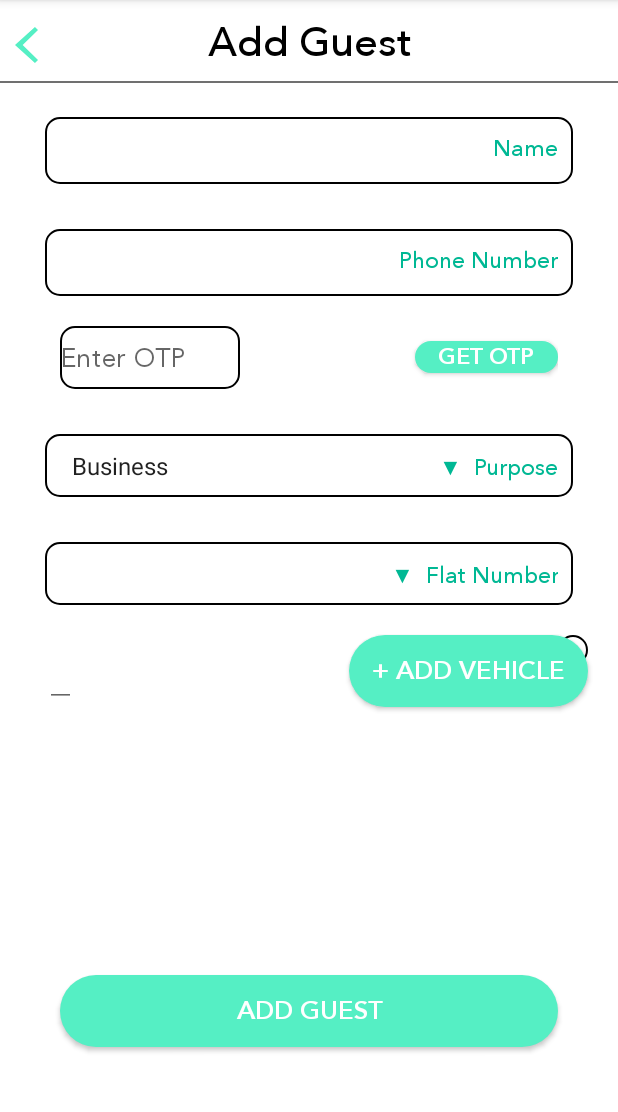
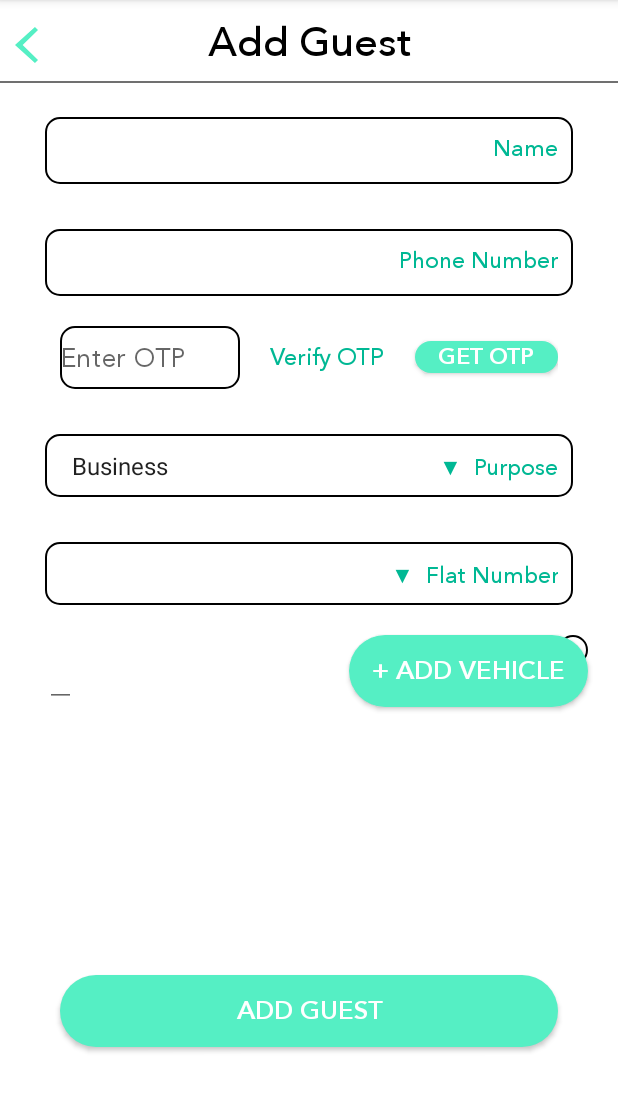
Before and after one commit to rgala98/Guesty-The-Smart-Guest-Manager, an Android app: the AddGuestActivity screen opened directly, with no data from a screen before it, after a tap on "GET OTP", on a phone screen of 412 x 824 dp, the part 84-1196 px from its top. Run offline under Robolectric (Android 15) with nearby library versions, the phone set to English and light mode, and no system bars; our stand-ins replace Firebase (no records; nobody signed in at launch, a user with empty details on screens opened directly).

Commit message:
OTP NOW WORKING

```diff
--- a/app/src/main/AndroidManifest.xml
+++ b/app/src/main/AndroidManifest.xml
@@ -9,9 +9,9 @@
 
     <application
         android:allowBackup="true"
-        android:icon="@drawable/icon"
+        android:icon="@mipmap/ic_launcher"
         android:label="@string/app_name"
-        android:roundIcon="@drawable/icon"
+        android:roundIcon="@mipmap/ic_launcher_round"
         android:supportsRtl="true"
         android:theme="@style/AppTheme">
         <activity android:name=".GuestCheckoutActivity"></activity>
--- a/app/src/main/java/com/replon/www/gaurdmanager/GuestCheckoutActivity.java
+++ b/app/src/main/java/com/replon/www/gaurdmanager/GuestCheckoutActivity.java
@@ -216,7 +216,9 @@ public class GuestCheckoutActivity extends AppCompatActivity {
 
     }
 
-    private void callAdapter(){adapter=new CheckoutAdapter(){
+    private void callAdapter(){
+
+        adapter=new CheckoutAdapter(){
         @Override
         public void onBindViewHolder(@NonNull final GuestViewHolder holder, int i) {
 
--- a/app/src/main/res/layout/activity_add_guest.xml
+++ b/app/src/main/res/layout/activity_add_guest.xml
@@ -130,6 +130,18 @@
                 android:id="@+id/put_otp"
                 android:inputType="number"
                 />
+
+            <TextView
+                android:layout_width="wrap_content"
+                android:layout_height="wrap_content"
+                android:text="Verify OTP"
+                android:id="@+id/verify_otp"
+                android:textColor="@color/gDark"
+                android:fontFamily="@font/avnxt_medium"
+                android:textSize="16dp"
+                android:layout_toRightOf="@id/put_otp"
+                android:layout_centerVertical="true"
+                android:layout_marginHorizontal="20dp"/>
 
 
             <Button
```
Also changed, not shown: app/src/main/java/com/replon/www/gaurdmanager/AddGuestActivity.java (+62 -35 lines).
